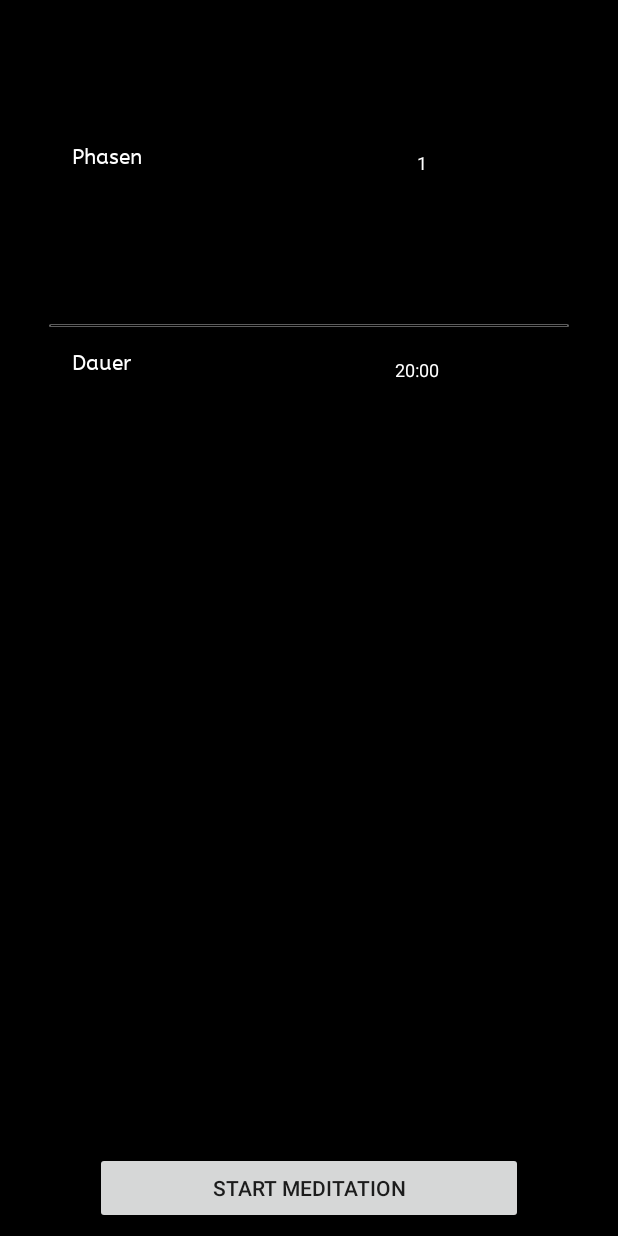
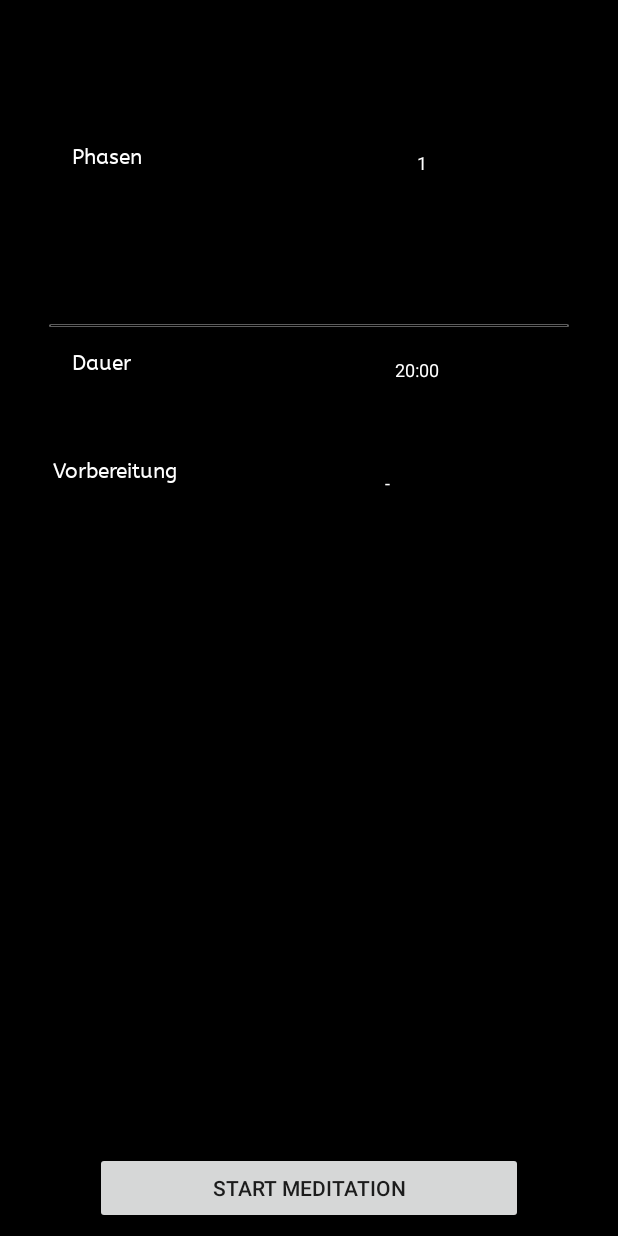
Before and after one commit to TimoHoliC/SimpleMeditationTimerV1.0, an Android app: the screen it shows after launch (MainMenuActivity), on a phone screen of 412 x 824 dp. Run offline under Robolectric (Android 15) with nearby library versions, the phone set to English and light mode, and no system bars.

Commit message:
Spinner for Warm up added

```diff
--- a/app/src/main/java/com/example/timo/simplemeditationtimer/MainMenuActivity.java
+++ b/app/src/main/java/com/example/timo/simplemeditationtimer/MainMenuActivity.java
@@ -22,8 +22,10 @@ public class MainMenuActivity extends AppCompatActivity implements OnClickListen
     private Button startMeditationButton;
     private Spinner phasesSpinner;
     private Spinner durationSpinner;
+    private Spinner warmUpSpinner;
     private ArrayAdapter<String> phasesAdapter;
     private ArrayAdapter<String> durationsAdapter;
+    private ArrayAdapter<String> warmUpAdapter;
 
     @SuppressLint("ResourceType")
     @Override
@@ -38,6 +40,8 @@ public class MainMenuActivity extends AppCompatActivity implements OnClickListen
         phasesSpinner.setOnItemSelectedListener(this);
         durationSpinner = (Spinner) findViewById(R.id.durationSpinner);
         durationSpinner.setOnItemSelectedListener(this);
+        warmUpSpinner = (Spinner) findViewById(R.id.warmUpSpinner);
+        warmUpSpinner.setOnItemSelectedListener(this);
 
         List<String> numbers = new ArrayList<String>();
         numbers.add("1");
@@ -57,6 +61,19 @@ public class MainMenuActivity extends AppCompatActivity implements OnClickListen
         durationsAdapter.setDropDownViewResource(R.layout.spinner_dropdown_item);
         durationSpinner.setAdapter(durationsAdapter);
 
+        List<String> warumUpList = new ArrayList<>();
+        warumUpList.add("-");
+        warumUpList.add("00:30");
+        warumUpList.add("1:00");
+        warumUpList.add("2:00");
+        warumUpList.add("3:00");
+        warumUpList.add("5:00");
+        warumUpList.add("10:00");
+
+        warmUpAdapter = new ArrayAdapter<>(this, android.R.layout.simple_spinner_item, warumUpList);
+        warmUpAdapter.setDropDownViewResource(R.layout.spinner_dropdown_item);
+        warmUpSpinner.setAdapter(warmUpAdapter);
+
     }
 
     @Override
@@ -69,8 +86,28 @@ public class MainMenuActivity extends AppCompatActivity implements OnClickListen
             Intent intent = new Intent(MainMenuActivity.this, MeditationActivity.class);
             intent.putExtra("lastOfMeditation", getDuration());
             intent.putExtra("numberOfPhases", getPhase());
+            intent.putExtra("warmUpTime", getWarmUpTime());
 
             startActivity(intent);
+        }
+    }
+
+    private long getWarmUpTime() {
+        int position = warmUpSpinner.getSelectedItemPosition();
+        if(position == 0){
+            return 0;
+        }else if(position == 1){
+            return 1 * 1000 * 30;
+        }else if (position == 2){
+            return 1 * 1000 * 60;
+        }else if(position == 3){
+            return 2 * 1000 * 60;
+        }else if (position == 4){
+            return 3 * 1000 * 60;
+        }else if (position == 5){
+            return 5 * 1000 * 60;
+        }else{
+            return 10 * 1000 * 60;
         }
     }
 
--- a/app/src/main/java/com/example/timo/simplemeditationtimer/MeditationActivity.java
+++ b/app/src/main/java/com/example/timo/simplemeditationtimer/MeditationActivity.java
@@ -34,8 +34,6 @@ public class MeditationActivity extends AppCompatActivity implements View.OnClic
     private boolean medFinished;
     private int mediaPlayerCounter;
 
-
-
     @Override
     protected void onCreate(Bundle savedInstanceState) {
         super.onCreate(savedInstanceState);
@@ -71,15 +69,6 @@ public class MeditationActivity extends AppCompatActivity implements View.OnClic
         }else{
             updateCountdownText();
         }
-    }
-
-    public void stopAndClearMediaPlayerList(List<MediaPlayer> mpList){
-
-        for(MediaPlayer mp : mpList){
-            mp.pause();
-        }
-
-        mpList.clear();
     }
 
     @Override
--- a/app/src/main/res/layout/content_main_menu.xml
+++ b/app/src/main/res/layout/content_main_menu.xml
@@ -103,4 +103,41 @@
         app:layout_constraintTop_toBottomOf="@+id/phasesSpinner"
         app:layout_constraintVertical_bias="0.169" />
 
+    <Spinner
+        android:id="@+id/warmUpSpinner"
+        android:layout_width="wrap_content"
+        android:layout_height="15dp"
+        android:layout_marginStart="8dp"
+        android:layout_marginLeft="8dp"
+        android:layout_marginTop="8dp"
+        android:layout_marginEnd="8dp"
+        android:layout_marginRight="8dp"
+        android:layout_marginBottom="8dp"
+        app:layout_constraintBottom_toBottomOf="parent"
+        app:layout_constraintEnd_toEndOf="parent"
+        app:layout_constraintHorizontal_bias="0.821"
+        app:layout_constraintStart_toStartOf="parent"
+        app:layout_constraintTop_toBottomOf="@+id/durationSpinner"
+        app:layout_constraintVertical_bias="0.097" />
+
+    <TextView
+        android:id="@+id/textView3"
+        android:layout_width="wrap_content"
+        android:layout_height="wrap_content"
+        android:layout_marginStart="8dp"
+        android:layout_marginLeft="8dp"
+        android:layout_marginTop="8dp"
+        android:layout_marginEnd="8dp"
+        android:layout_marginRight="8dp"
+        android:layout_marginBottom="8dp"
+        android:text="@string/warm_up"
+        android:textColor="@android:color/white"
+        app:fontFamily="@font/abeezee"
+        app:layout_constraintBottom_toBottomOf="parent"
+        app:layout_constraintEnd_toStartOf="@+id/warmUpSpinner"
+        app:layout_constraintHorizontal_bias="0.182"
+        app:layout_constraintStart_toStartOf="parent"
+        app:layout_constraintTop_toBottomOf="@+id/textView2"
+        app:layout_constraintVertical_bias="0.087" />
+
 </android.support.constraint.ConstraintLayout>
--- a/app/src/main/res/values/strings.xml
+++ b/app/src/main/res/values/strings.xml
@@ -11,6 +11,7 @@
     <string name="phases">Phasen</string>
     <string name="start_meditation">Start Meditation</string>
     <string name="duration">Dauer</string>
+    <string name="warm_up">Vorbereitung</string>
     <string-array name="numbers">
         <item>1</item>
         <item>4</item>
```
